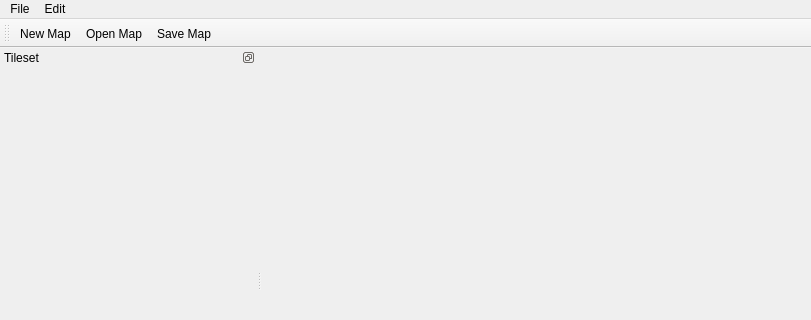
This is Toolkit/mainwindow.ui in LeonBlade/Blade-Brothers-Engine as Qt 5 draws it before an edit; both pictures show x 0 to 811 and y 0 to 320 of the 811 by 533 pixel window. The edited form follows.
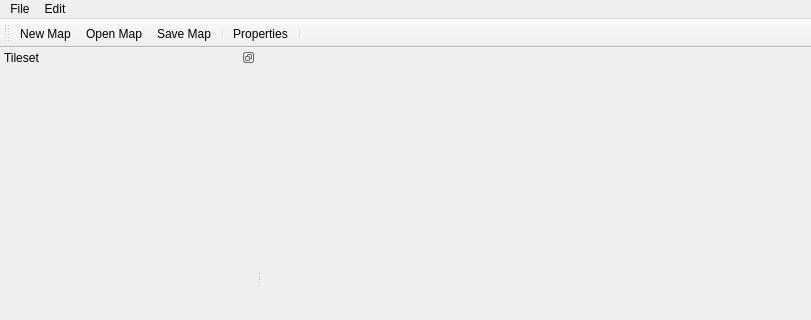
This is the edited form. Icons and pictures are not drawn.

```diff
--- a/Toolkit/mainwindow.ui
+++ b/Toolkit/mainwindow.ui
@@ -88,6 +88,9 @@
    <addaction name="actionNew_Map"/>
    <addaction name="actionOpen_Map"/>
    <addaction name="actionSave_Map"/>
+   <addaction name="separator"/>
+   <addaction name="actionProperties"/>
+   <addaction name="separator"/>
   </widget>
   <widget class="QStatusBar" name="statusBar"/>
   <widget class="QDockWidget" name="dockWidget">
@@ -201,6 +204,18 @@
     <string>Close Map</string>
    </property>
   </action>
+  <action name="actionProperties">
+   <property name="icon">
+    <iconset resource="../Resources/resources.qrc">
+     <normaloff>:/icons/toolkit/stock_preferences.png</normaloff>:/icons/toolkit/stock_preferences.png</iconset>
+   </property>
+   <property name="text">
+    <string>Properties</string>
+   </property>
+   <property name="shortcut">
+    <string>Ctrl+M</string>
+   </property>
+  </action>
  </widget>
  <layoutdefault spacing="6" margin="11"/>
  <resources>
```
Left out of the diff: 1 changed line with no effect on the pictures.
